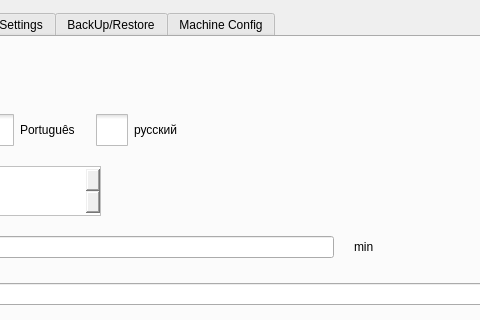
dongdong-2009/3-5AxisRobot, file hcsettings/ichcsystemsettingsframe.ui: the form before one commit; both pictures show x 299 to 779 and y 0 to 320 of the 1196 by 463 pixel window.
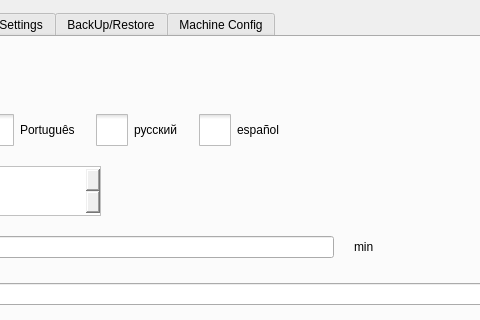
The form after the commit. Icons and pictures are not drawn. Custom widgets are drawn as their Qt base class.

```diff
--- a/hcsettings/ichcsystemsettingsframe.ui
+++ b/hcsettings/ichcsystemsettingsframe.ui
@@ -272,6 +272,41 @@
            </attribute>
           </widget>
          </item>
+         <item>
+          <widget class="QCheckBox" name="espBox">
+           <property name="styleSheet">
+            <string notr="true">::indicator {
+     width: 32px;
+     height: 32px;
+ }
+
+::indicator:unchecked 
+{
+     image: url(:/resource/check_unchecked.png);
+ }
+::indicator:checked 
+{
+     image: url(:/resource/check_checked.png);
+ }
+
+QRadioButton::indicator:checked:disabled
+{
+ image: url(:/resource/check_checked_disable.png);
+}
+
+QRadioButton::indicator:unchecked:disabled
+{
+ image: url(:/resource/check_unchecked_disable.png);
+}</string>
+           </property>
+           <property name="text">
+            <string notr="true">español</string>
+           </property>
+           <attribute name="buttonGroup">
+            <string notr="true">languageButtonGroup</string>
+           </attribute>
+          </widget>
+         </item>
          <item>
           <spacer name="horizontalSpacer">
            <property name="orientation">
```
Left out of the diff: 4 changed lines with no effect on the pictures.
